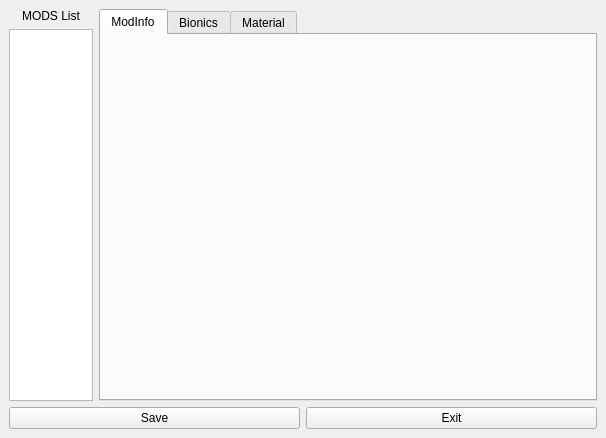
This is ui/Window.ui in AlongWY/ModCreater-CDDA as Qt 5 draws it before an edit. The edited form follows.
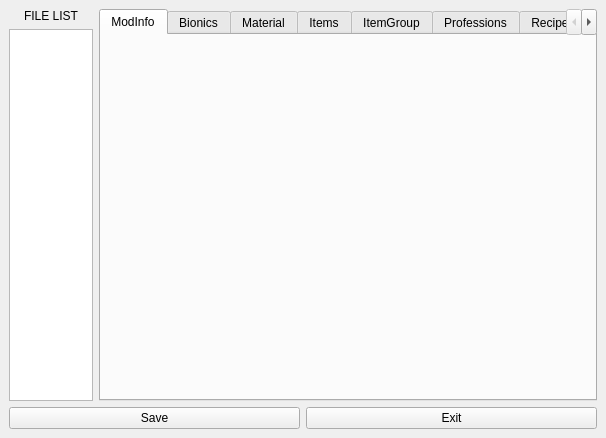
This is the edited form.

Commit message: 更新UI界面

What changed in the file:
```diff
--- a/ui/Window.ui
+++ b/ui/Window.ui
@@ -28,7 +28,7 @@
            </size>
           </property>
           <property name="text">
-           <string>MODS List</string>
+           <string>FILE LIST</string>
           </property>
           <property name="textFormat">
            <enum>Qt::AutoText</enum>
@@ -70,6 +70,31 @@
           <string>Material</string>
          </attribute>
         </widget>
+        <widget class="QWidget" name="ItemTab">
+         <attribute name="title">
+          <string>Items</string>
+         </attribute>
+        </widget>
+        <widget class="QWidget" name="ItemGroupTab">
+         <attribute name="title">
+          <string>ItemGroup</string>
+         </attribute>
+        </widget>
+        <widget class="QWidget" name="ProfessionsTab">
+         <attribute name="title">
+          <string>Professions</string>
+         </attribute>
+        </widget>
+        <widget class="QWidget" name="RecipesTab">
+         <attribute name="title">
+          <string>Recipes</string>
+         </attribute>
+        </widget>
+        <widget class="QWidget" name="VehiclepartsTab">
+         <attribute name="title">
+          <string>Vehicleparts</string>
+         </attribute>
+        </widget>
        </widget>
       </item>
      </layout>
```
The commit also changes 4 other files.
